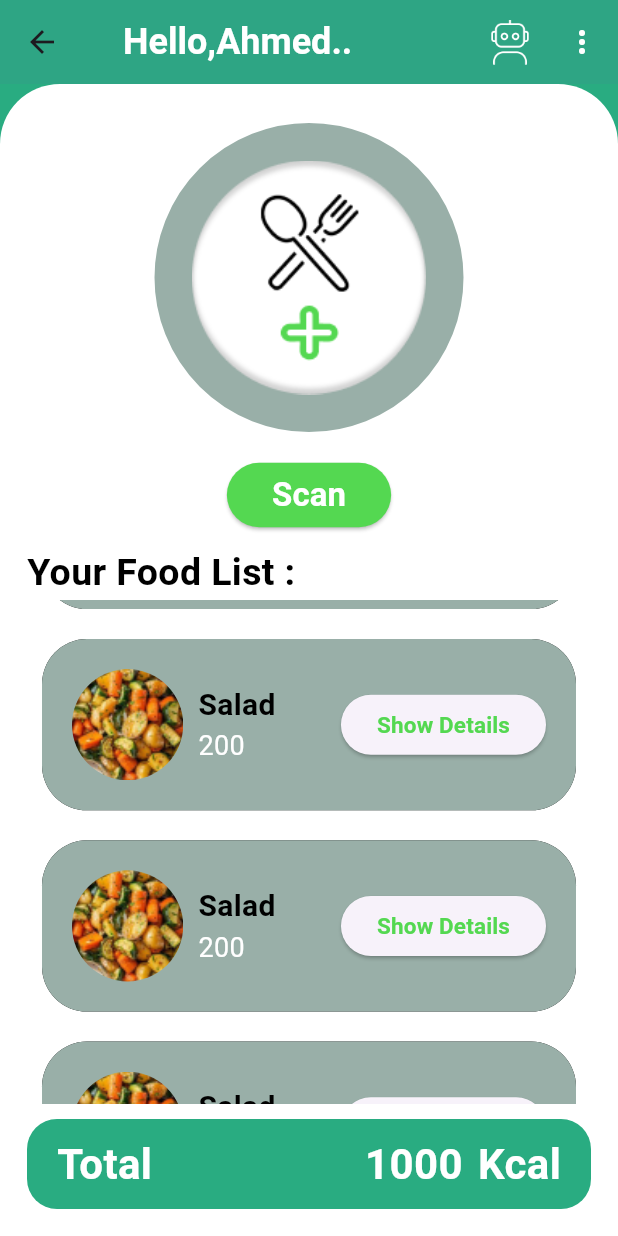
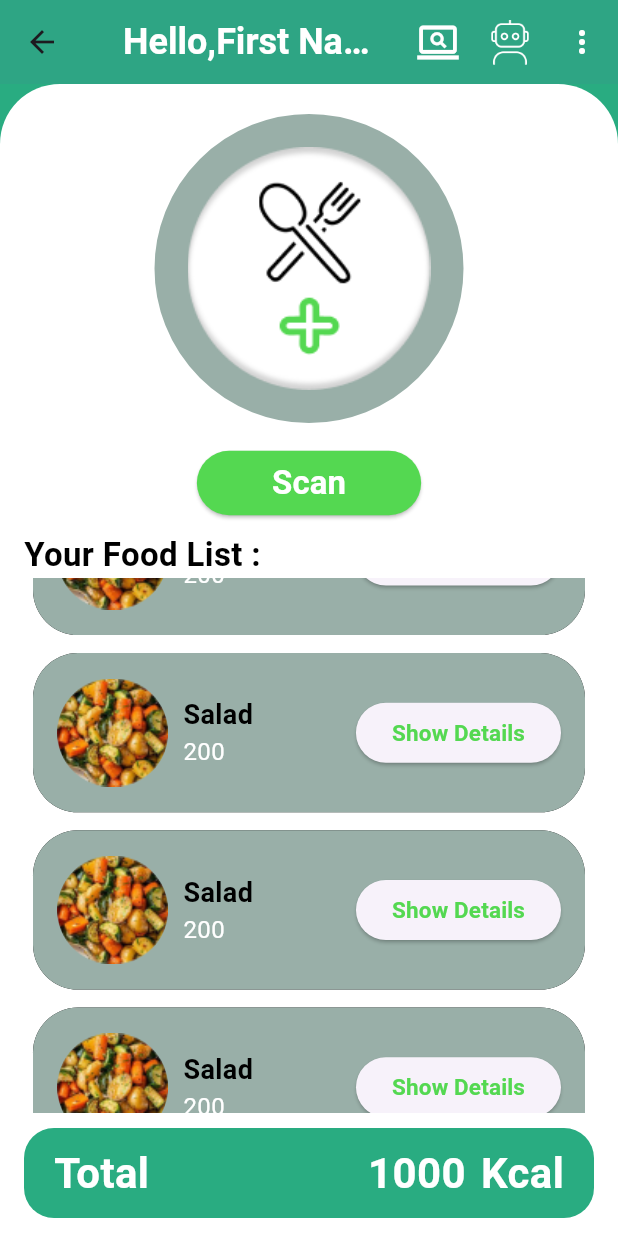
Before and after one commit to AhmedMohsen2492/Foodie, a Flutter app: the HomeScreen screen opened by its route, scrolled down 1728 dp, after a tap on "Scan", on a phone screen of 412 x 824 dp. Run offline on Flutter 3.47's test engine with Material 3 defaults, Android fonts, the phone set to English and light mode, and no system bars; drawn by our look-alikes of flutter_slidable; our stand-ins replace dio, google_fonts, image_picker, lottie, multi_dropdown.

Commit message:
add quantities_of_food.dart and food_ingredients.dart and handle 2 api func

```diff
--- a/lib/data/providers/main_provider.dart
+++ b/lib/data/providers/main_provider.dart
@@ -14,12 +14,14 @@ class MainProvider extends ChangeNotifier {
   File? detectedImage ;
   bool hypertension = false;
   bool diabetes = false;
-  String firstName = "Ahmed";
+  String firstName = "First Name";
   String lastName = "Mohsen";
   num height = 176.0;
   num weight = 106.8;
   num age = 21;
   String gender = "male";
+  num bmr = 2700 ;
+  List? foodElements = [] ;
 
   void cameraPicker(BuildContext context) async {
     var image = await ImagePicker().pickImage(source: ImageSource.camera);
--- a/lib/main.dart
+++ b/lib/main.dart
@@ -2,8 +2,10 @@ import 'package:flutter/material.dart';
 import 'package:foodie/data/providers/main_provider.dart';
 import 'package:foodie/ui/screens/chatBot/chat_bot_screen.dart';
 import 'package:foodie/ui/screens/foodDetails/food_details_screen.dart';
+import 'package:foodie/ui/screens/foodIngrediets/food_ingredients.dart';
 import 'package:foodie/ui/screens/info/info_screen.dart';
 import 'package:foodie/ui/screens/login/login_screen.dart';
+import 'package:foodie/ui/screens/quantitiesOfFood/quantities_of_food.dart';
 import 'package:foodie/ui/screens/signup/sign_up_screen.dart';
 import 'package:foodie/ui/screens/splash/splash_screen.dart';
 import 'package:foodie/ui/screens/start/start_screen.dart';
@@ -33,8 +35,10 @@ class MyApp extends StatelessWidget {
         HomeScreen.routeName: (_) => const HomeScreen(),
         ChatBotScreen.routeName: (_) => const ChatBotScreen(),
         FoodDetailsScreen.routeName: (_) => const FoodDetailsScreen(),
+        FoodIngredients.routeName: (_)=> FoodIngredients(),
+        QuantitiesOfFood.routeName:(_)=>QuantitiesOfFood(),
       },
-      initialRoute:HomeScreen.routeName,
+      initialRoute:SplashScreen.routeName,
       debugShowCheckedModeBanner: false,
     );
   }
--- a/lib/ui/screens/home/food_widget.dart
+++ b/lib/ui/screens/home/food_widget.dart
@@ -13,7 +13,7 @@ class FoodWidget extends StatelessWidget {
       decoration: BoxDecoration(
           color: AppColors.black,
           borderRadius: BorderRadius.circular(30)),
-      margin: const EdgeInsets.all(10),
+      margin: const EdgeInsets.all(6),
       child: Slidable(
         endActionPane: ActionPane(
           extentRatio: 0.3,
@@ -30,7 +30,7 @@ class FoodWidget extends StatelessWidget {
           ],
         ),
         child: Container(
-          padding: const EdgeInsets.all(20),
+          padding: const EdgeInsets.all(16),
           decoration: BoxDecoration(
               color: AppColors.olive,
               borderRadius: BorderRadius.circular(30)
@@ -41,10 +41,10 @@ class FoodWidget extends StatelessWidget {
                 height: MediaQuery.of(context).size.height * 0.09,
                 width: MediaQuery.of(context).size.width * 0.18,
                 child: ClipRRect(
-                  borderRadius: BorderRadius.circular(100),
+                  borderRadius: BorderRadius.circular(300),
                   child: Image.asset(
                       AppAssets.food1,
-                    fit: BoxFit.cover,
+                    fit: BoxFit.contain,
                   ),
                 ),
               ),
@@ -57,7 +57,7 @@ class FoodWidget extends StatelessWidget {
                         "Salad",
                       style: TextStyle(
                         color: AppColors.black,
-                        fontSize: 20,
+                        fontSize: 18,
                         fontWeight: FontWeight.bold
                       ),
                       overflow: TextOverflow.ellipsis,
@@ -66,7 +66,7 @@ class FoodWidget extends StatelessWidget {
                         "200",
                       style: TextStyle(
                         color: AppColors.white,
-                        fontSize: 18,
+                        fontSize: 16,
                       ),
                       overflow: TextOverflow.ellipsis,
                     ),
@@ -76,7 +76,7 @@ class FoodWidget extends StatelessWidget {
               const SizedBox(width: 10,),
               ElevatedButton(
                   onPressed: (){
-                    Navigator.pushNamed(context, FoodDetailsScreen.routeName);
+                    //Navigator.pushNamed(context, FoodDetailsScreen.routeName);
                   } ,
                   child: const Text(
                       "Show Details",
--- a/lib/ui/screens/home/home_screen.dart
+++ b/lib/ui/screens/home/home_screen.dart
@@ -1,12 +1,13 @@
 import 'dart:io';
-
 import 'package:flutter/material.dart';
 import 'package:foodie/data/api/api_manager.dart';
 import 'package:foodie/data/providers/main_provider.dart';
 import 'package:foodie/ui/screens/chatBot/chat_bot_screen.dart';
 import 'package:foodie/ui/screens/foodDetails/food_details_screen.dart';
+import 'package:foodie/ui/screens/foodIngrediets/food_ingredients.dart';
 import 'package:foodie/ui/screens/home/food_widget.dart';
 import 'package:foodie/ui/screens/info/info_screen.dart';
+import 'package:foodie/ui/screens/quantitiesOfFood/quantities_of_food.dart';
 import 'package:foodie/ui/screens/start/start_screen.dart';
 import 'package:foodie/ui/utils/app_assets.dart';
 import 'package:foodie/ui/utils/app_colors.dart';
@@ -35,7 +36,7 @@ class _HomeScreenState extends State<HomeScreen> {
         title: Padding(
           padding: const EdgeInsets.only(left: 10),
           child: Text(
-            "Hello,Ahmed..",
+            "Hello,${provider.firstName}..",
             style: GoogleFonts.abhayaLibre(
               fontSize: 24,
               fontWeight: FontWeight.bold,
@@ -44,6 +45,14 @@ class _HomeScreenState extends State<HomeScreen> {
           ),
         ),
         actions: [
+          IconButton(
+            onPressed: () {
+              Navigator.pushNamed(context, FoodIngredients.routeName);
+            },
+            icon: Icon(Icons.screen_search_desktop_outlined,
+            size: 30,
+            color: AppColors.white,),
+          ),
           IconButton(
             onPressed: () {
               Navigator.pushNamed(context, ChatBotScreen.routeName);
@@ -108,7 +117,7 @@ class _HomeScreenState extends State<HomeScreen> {
         ],
       ),
       body: Container(
-        padding: const EdgeInsets.all(18),
+        padding: const EdgeInsets.symmetric(vertical: 12,horizontal: 16),
         decoration: const BoxDecoration(
           color: AppColors.white,
           borderRadius: BorderRadius.only(
@@ -127,9 +136,9 @@ class _HomeScreenState extends State<HomeScreen> {
                   height: MediaQuery.of(context).size.height * 0.25,
                   decoration: BoxDecoration(
                     color: AppColors.olive,
-                    borderRadius: BorderRadius.circular(1000),
+                    borderRadius: BorderRadius.circular(9000),
                     border: Border.all(
-                      width: 25,
+                      width: 22,
                       color: AppColors.olive,
                     ),
                   ),
@@ -143,14 +152,14 @@ class _HomeScreenState extends State<HomeScreen> {
                 ),
             ),
             Padding(
-              padding: const EdgeInsets.all(10.0),
+              padding: const EdgeInsets.all(8.0),
               child: ElevatedButton(
                 onPressed: () {
                   scanButton();
                 },
                 style: ElevatedButton.styleFrom(
                     padding: const EdgeInsets.symmetric(
-                      horizontal: 30,
+                      horizontal: 50,
                       vertical: 6,
                     ),
                     backgroundColor: const Color(0xff54D851),
@@ -172,7 +181,7 @@ class _HomeScreenState extends State<HomeScreen> {
               child: Text("Your Food List :",
                   style: GoogleFonts.abhayaLibre(
                     color: AppColors.black,
-                    fontSize: 25,
+                    fontSize: 22,
                     fontWeight: FontWeight.bold,
                   )),
             ),
@@ -190,7 +199,9 @@ class _HomeScreenState extends State<HomeScreen> {
               decoration: BoxDecoration(
                   color: AppColors.prime,
                   borderRadius: BorderRadius.circular(20)),
-              child: Row(
+              child: Column(
+                children: [
+                  Row(
                     children: [
                       Text("Total",
                           style: GoogleFonts.abhayaLibre(
@@ -211,6 +222,8 @@ class _HomeScreenState extends State<HomeScreen> {
                               color: AppColors.white,
                               fontSize: 28,
                               fontWeight: FontWeight.bold)),
+                    ],
+                  ),
                 ],
               ),
             ),
@@ -312,8 +325,9 @@ class _HomeScreenState extends State<HomeScreen> {
     {
      File? file = await ApiManager.sendImageResponseImage(provider.pickedImage!.path);
      provider.detectedImage = file ;
-      Navigator.pushNamed(context, FoodDetailsScreen.routeName);
-      // ApiManager.sendImageResponseList(provider.pickedImage!.path);
+     List? elements = await ApiManager.sendImageResponseList(provider.detectedImage!.path);
+     provider.foodElements = elements ;
+     Navigator.pushNamed(context, QuantitiesOfFood.routeName);
     }
   }
 }
```
Also changed, not shown: lib/data/api/api_manager.dart (+41 -88 lines), lib/ui/screens/foodIngrediets/food_ingredients.dart (added, +19 -0 lines), lib/ui/screens/info/info_screen.dart (+8 -5 lines), lib/ui/screens/quantitiesOfFood/quantities_of_food.dart (added, +19 -0 lines). Lines whose indentation alone changed are shown as unchanged.
